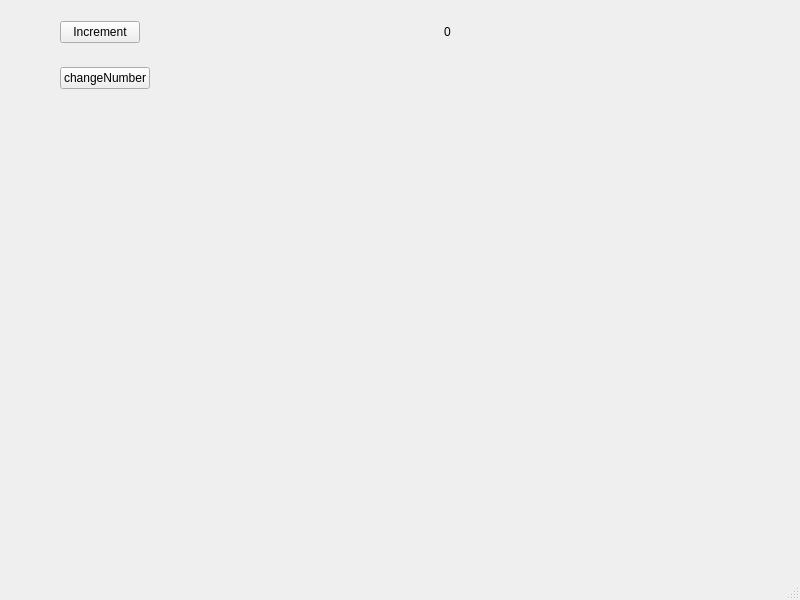
Qt form MainWindowOnMyOwn/MainWindow.ui (dlee67/FifthPracticeBucket) before a commit.
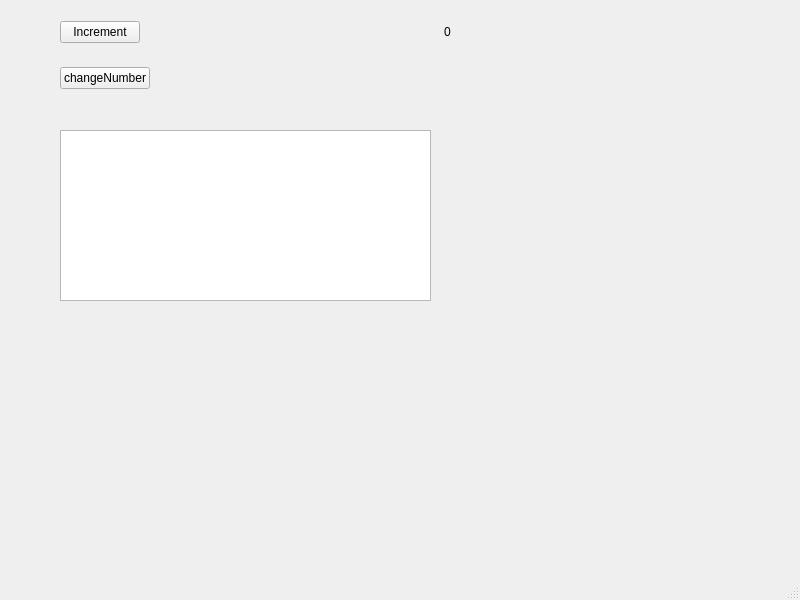
The same form after that commit.

```diff
--- a/MainWindowOnMyOwn/MainWindow.ui
+++ b/MainWindowOnMyOwn/MainWindow.ui
@@ -81,6 +81,16 @@
      </item>
     </layout>
    </widget>
+   <widget class="QTextEdit" name="textEdit">
+    <property name="geometry">
+     <rect>
+      <x>60</x>
+      <y>130</y>
+      <width>371</width>
+      <height>171</height>
+     </rect>
+    </property>
+   </widget>
   </widget>
   <widget class="QMenuBar" name="menubar">
    <property name="geometry">
```
